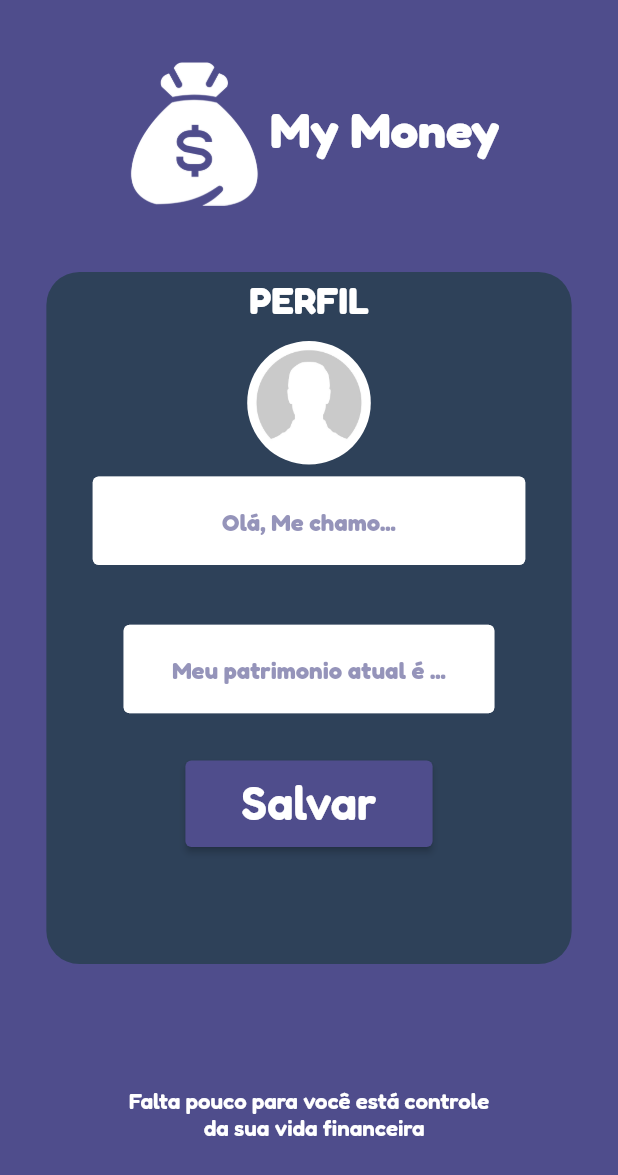
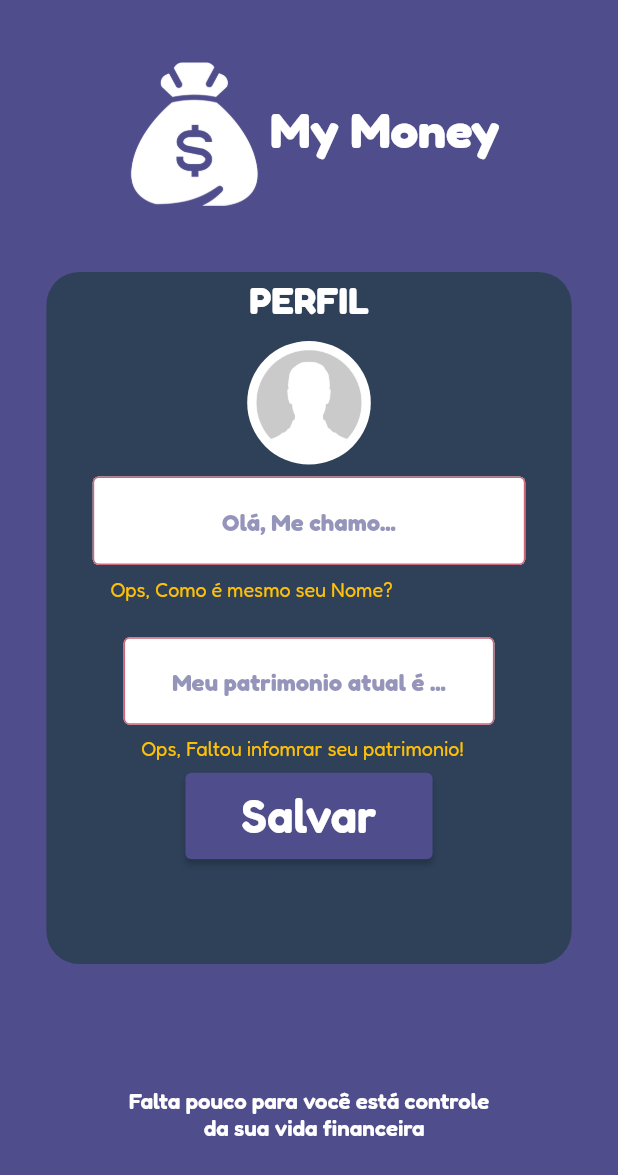
Before and after one commit to JoseGoncalvess/My_Money, a Flutter app: the screen it shows after launch, after a tap on "Salvar", on a phone screen of 412 x 824 dp. Shown: the top 1175 px of the screen. Run offline on Flutter 3.47's test engine with Material 2 defaults, Android fonts, the light colour scheme and no system bars; our stand-ins replace syncfusion_flutter_charts.

Commit message:
Ajust validatio page user oprfile

```diff
--- /dev/null
+++ b/lib/controller/mixins/validador_mixin.dart
@@ -0,0 +1,21 @@
+mixin ValidadorMixin {
+  isempyt(String? value, String? msg) {
+    if (value!.isEmpty) return msg ?? 'O campo precisa ser Pprenenchido';
+    return null;
+  }
+
+  islengthMin(String? value, String? msg) {
+    if (value!.length < 2)
+      return msg ?? 'Acredio que o nome informado é pequeno, não ?';
+    return null;
+  }
+
+  String? combvalidator(List<String Function()> validators) {
+    for (var func in validators) {
+      final validation = func();
+      // ignore: unnecessary_null_comparison
+      if (validation != null) return validation;
+    }
+    return null;
+  }
+}
--- a/lib/page/screens/eventopage/row_infoform_widget.dart
+++ b/lib/page/screens/eventopage/row_infoform_widget.dart
@@ -2,11 +2,16 @@ import 'package:flutter/material.dart';
 
 import '../../widgets/custom_formfiel_widget.dart';
 
-class RowInfoformWidget extends StatelessWidget {
+class RowInfoformWidget extends StatefulWidget {
   final TextEditingController valorController;
   const RowInfoformWidget({Key? key, required this.valorController})
       : super(key: key);
 
+  @override
+  State<RowInfoformWidget> createState() => _RowInfoformWidgetState();
+}
+
+class _RowInfoformWidgetState extends State<RowInfoformWidget> {
   @override
   Widget build(BuildContext context) {
     final height = MediaQuery.of(context).size.height;
@@ -59,7 +64,7 @@ class RowInfoformWidget extends StatelessWidget {
                 child: CustomFormfielWidget(
                     internlabel: 'valor',
                     keybordtype: TextInputType.number,
-                    controller: valorController,
+                    controller: widget.valorController,
                     cortext: Colors.white,
                     backgrou: const Color(0xff4F4D8C),
                     border: Colors.white),
--- /dev/null
+++ b/lib/page/screens/perfilpage/form_userd_profile_widget.dart
@@ -0,0 +1,112 @@
+import 'package:flutter/material.dart';
+import '../../../controller/mixins/validador_mixin.dart';
+import '../../widgets/buttom_custom_widget.dart';
+import '../home/home_page.dart';
+
+class FormUserdProfileWidget extends StatefulWidget {
+  const FormUserdProfileWidget({
+    Key? key,
+  }) : super(key: key);
+
+  @override
+  State<FormUserdProfileWidget> createState() => _FormUserdProfileWidgetState();
+}
+
+class _FormUserdProfileWidgetState extends State<FormUserdProfileWidget>
+    with ValidadorMixin {
+  final GlobalKey<FormState> _keyUser = GlobalKey<FormState>();
+  final TextEditingController _nameController = TextEditingController();
+  final TextEditingController _moneyController = TextEditingController();
+
+  @override
+  Widget build(BuildContext context) {
+    final height = MediaQuery.of(context).size.height;
+    final width = MediaQuery.of(context).size.width;
+    return Form(
+      key: _keyUser,
+      child: Column(
+        children: [
+          SizedBox(
+              width: width * 0.7,
+              height: height * 0.12,
+              child: TextFormField(
+                validator: (value) =>
+                    isempyt(value, 'Ops, Como é mesmo seu Nome?'),
+                style: TextStyle(
+                    color: Color(0xff4F4D8C).withOpacity(0.6),
+                    decorationThickness: 0.0,
+                    fontWeight: FontWeight.w600),
+                controller: _nameController,
+                textAlign: TextAlign.center,
+                keyboardType: TextInputType.text,
+                decoration: InputDecoration(
+                    border: OutlineInputBorder(
+                        borderSide: BorderSide(color: Colors.white, width: 2)),
+                    focusedBorder: UnderlineInputBorder(
+                      borderRadius: BorderRadius.circular(12),
+                      borderSide: BorderSide(width: 2, color: Colors.white),
+                    ),
+                    hintText: 'Olá, Me chamo...',
+                    hintStyle: TextStyle(
+                      color: const Color(0xff4F4D8C).withOpacity(0.6),
+                      fontWeight: FontWeight.bold,
+                    ),
+                    filled: true,
+                    fillColor: Colors.white,
+                    errorStyle: TextStyle(
+                        color: Colors.amber, fontSize: width * 0.032)),
+              )),
+          SizedBox(
+            height: height * 0.01,
+          ),
+          SizedBox(
+              width: width * 0.6,
+              height: height * 0.1,
+              child: TextFormField(
+                validator: (value) =>
+                    isempyt(value, 'Ops, Faltou infomrar seu patrimonio!'),
+                style: TextStyle(
+                    color: Color(0xff4F4D8C).withOpacity(0.6),
+                    decorationThickness: 0.0,
+                    fontWeight: FontWeight.w600),
+                controller: _moneyController,
+                textAlign: TextAlign.center,
+                keyboardType: TextInputType.number,
+                decoration: InputDecoration(
+                    border: OutlineInputBorder(
+                        borderSide: BorderSide(color: Colors.white, width: 2)),
+                    focusedBorder: UnderlineInputBorder(
+                      borderRadius: BorderRadius.circular(12),
+                      borderSide: BorderSide(width: 2, color: Colors.white),
+                    ),
+                    hintText: 'Meu patrimonio atual é ...',
+                    hintStyle: TextStyle(
+                      color: const Color(0xff4F4D8C).withOpacity(0.6),
+                      fontWeight: FontWeight.bold,
+                    ),
+                    filled: true,
+                    fillColor: Colors.white,
+                    errorStyle: TextStyle(
+                        color: Colors.amber, fontSize: width * 0.032)),
+              )),
+          ButtomCustomWidget(
+              altura: 0.07,
+              largura: 0.4,
+              backgroud: const Color(0xff4F4D8C),
+              colortext: Colors.white,
+              name: 'Salvar',
+              onpressed: () {
+                // log(_keyUser.currentState!.validate().toString());
+                if (_keyUser.currentState!.validate()) {
+                  Navigator.pushReplacement(
+                      context,
+                      MaterialPageRoute(
+                        builder: (context) => const HomePage(),
+                      ));
+                }
+              })
+        ],
+      ),
+    );
+  }
+}
--- a/lib/page/screens/perfilpage/formcad_user_widget.dart
+++ b/lib/page/screens/perfilpage/formcad_user_widget.dart
@@ -1,9 +1,6 @@
 import 'package:flutter/material.dart';
-import 'package:my_money/page/screens/home/home_page.dart';
-
 import '../../widgets/avatar_profile_widget.dart';
-import '../../widgets/buttom_custom_widget.dart';
-import '../../widgets/custom_formfiel_widget.dart';
+import 'form_userd_profile_widget.dart';
 
 class FormcadUserWidget extends StatefulWidget {
   const FormcadUserWidget({Key? key}) : super(key: key);
@@ -13,21 +10,10 @@ class FormcadUserWidget extends StatefulWidget {
 }
 
 class _FormcadUserWidgetState extends State<FormcadUserWidget> {
-  final TextEditingController _namecontroller = TextEditingController();
-  final TextEditingController _moneycontroller = TextEditingController();
-
-  getpage() {
-    Navigator.pushReplacement(
-        context,
-        MaterialPageRoute(
-          builder: (context) => HomePage(),
-        ));
-  }
-
   @override
   Widget build(BuildContext context) {
     final height = MediaQuery.of(context).size.height;
-    final width = MediaQuery.of(context).size.width;
+    // final width = MediaQuery.of(context).size.width;
     return Column(
       crossAxisAlignment: CrossAxisAlignment.center,
       children: [
@@ -40,41 +26,7 @@ class _FormcadUserWidgetState extends State<FormcadUserWidget> {
           ),
         ),
         const AvatarProfileWidget(image: 'assets/img/sem_logo.jpg'),
-        SizedBox(
-          width: width * 0.7,
-          height: height * 0.12,
-          child: CustomFormfielWidget(
-              backgrou: Colors.white,
-              border: Colors.white,
-              cortext: const Color(0xff4F4D8C).withOpacity(0.6),
-              controller: _namecontroller,
-              keybordtype: TextInputType.text,
-              internlabel: 'Olá, Me chamo...'),
-        ),
-        SizedBox(
-          width: width * 0.6,
-          height: height * 0.1,
-          child: CustomFormfielWidget(
-              backgrou: Colors.white,
-              border: Colors.white,
-              cortext: const Color(0xff4F4D8C).withOpacity(0.6),
-              controller: _moneycontroller,
-              keybordtype: TextInputType.number,
-              internlabel: 'Meu patrimonio atual é ...'),
-        ),
-        ButtomCustomWidget(
-            altura: 0.07,
-            largura: 0.4,
-            backgroud: const Color(0xff4F4D8C),
-            colortext: Colors.white,
-            name: 'Salvar',
-            onpressed: () {
-              // Navigator.pushReplacement(
-              //     context,
-              //     MaterialPageRoute(
-              //       builder: (context) => const HomePage(),
-              //     ));
-            })
+        FormUserdProfileWidget(),
       ],
     );
   }
--- a/lib/page/widgets/custom_formfiel_widget.dart
+++ b/lib/page/widgets/custom_formfiel_widget.dart
@@ -1,4 +1,6 @@
 import 'package:flutter/material.dart';
+
+import '../../controller/mixins/validador_mixin.dart';
 
 class CustomFormfielWidget extends StatefulWidget {
   final String internlabel;
@@ -8,28 +10,25 @@ class CustomFormfielWidget extends StatefulWidget {
   final Color backgrou;
   final Color border;
 
-  const CustomFormfielWidget(
-      {Key? key,
-      required this.internlabel,
-      required this.keybordtype,
-      required this.controller,
-      required this.cortext,
-      required this.backgrou,
-      required this.border})
-      : super(key: key);
+  const CustomFormfielWidget({
+    Key? key,
+    required this.internlabel,
+    required this.keybordtype,
+    required this.controller,
+    required this.cortext,
+    required this.backgrou,
+    required this.border,
+  }) : super(key: key);
 
   @override
   State<CustomFormfielWidget> createState() => _CustomFormfielWidgetState();
 }
 
-class _CustomFormfielWidgetState extends State<CustomFormfielWidget> {
+class _CustomFormfielWidgetState extends State<CustomFormfielWidget>
+    with ValidadorMixin {
   @override
   Widget build(BuildContext context) {
-    return TextFormField(
-      validator: (value) {
-        if (value!.isEmpty) return 'Por favor Ensira os seus dados';
-        return null;
-      },
+    return TextField(
       style: TextStyle(
           color: widget.cortext,
           decorationThickness: 0.0,
```
Also changed, not shown: 3 other files.
